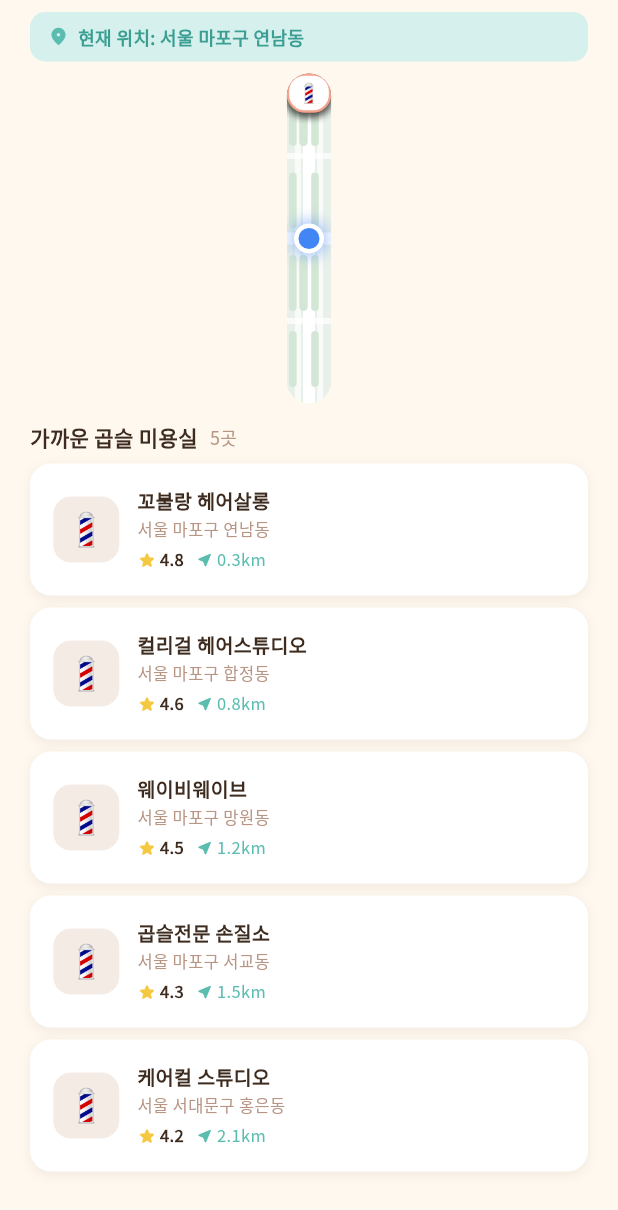
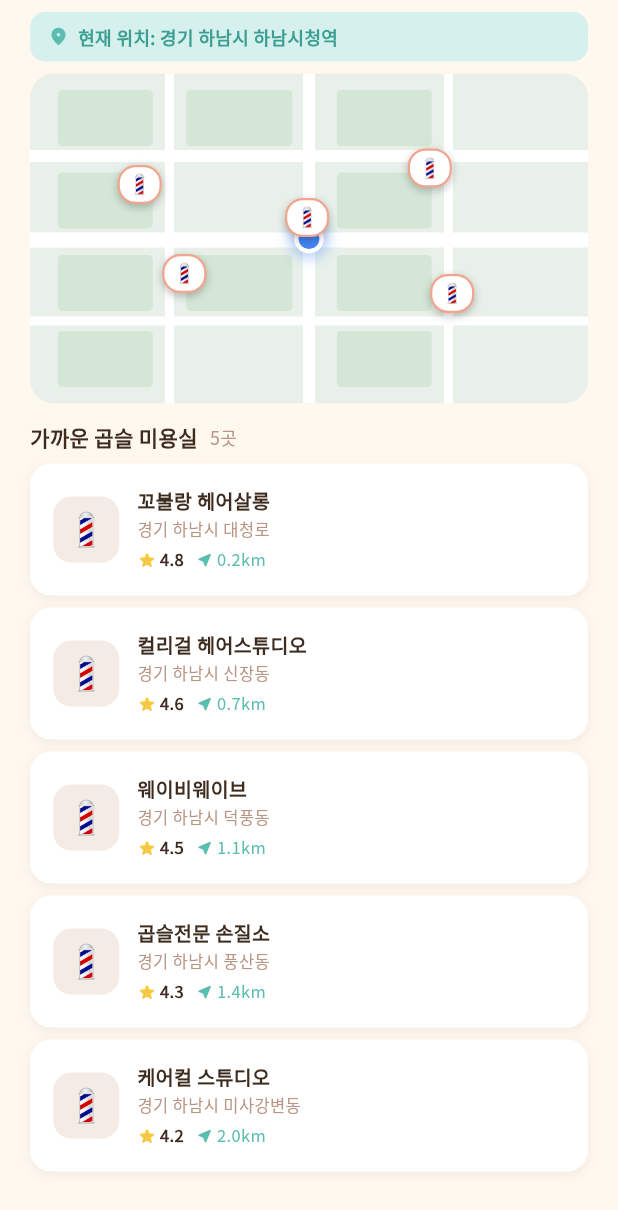
Before and after one commit to gayeoniee/kkobulang, a Flutter app: the _SalonView widget shown alone on an empty page, opened directly, on a phone screen of 412 x 824 dp. Shown: the top 1210 px of the screen. Run offline on Flutter 3.47's test engine with Material 3 defaults, Android fonts, the light colour scheme and no system bars; our stand-ins replace google_fonts; missing offline and left inert: dart:js_interop.

Commit message:
미용실 지도 수정

```diff
--- a/lib/pages/community_page.dart
+++ b/lib/pages/community_page.dart
@@ -42,13 +42,13 @@ Color postTypeColor(String type) {
   }
 }
 
-// 미용실 샘플 데이터
+// 미용실 샘플 데이터 (하남시 기준)
 const _salonList = [
-  (name: '꼬불랑 헤어살롱', dist: '0.3km', address: '서울 마포구 연남동', rating: 4.8, nx: 0.50, ny: 0.45),
-  (name: '컬리걸 헤어스튜디오', dist: '0.8km', address: '서울 마포구 합정동', rating: 4.6, nx: 0.28, ny: 0.62),
-  (name: '웨이비웨이브', dist: '1.2km', address: '서울 마포구 망원동', rating: 4.5, nx: 0.72, ny: 0.30),
-  (name: '곱슬전문 손질소', dist: '1.5km', address: '서울 마포구 서교동', rating: 4.3, nx: 0.20, ny: 0.35),
-  (name: '케어컬 스튜디오', dist: '2.1km', address: '서울 서대문구 홍은동', rating: 4.2, nx: 0.76, ny: 0.68),
+  (name: '꼬불랑 헤어살롱', dist: '0.2km', address: '경기 하남시 대청로', rating: 4.8, nx: 0.50, ny: 0.45),
+  (name: '컬리걸 헤어스튜디오', dist: '0.7km', address: '경기 하남시 신장동', rating: 4.6, nx: 0.28, ny: 0.62),
+  (name: '웨이비웨이브', dist: '1.1km', address: '경기 하남시 덕풍동', rating: 4.5, nx: 0.72, ny: 0.30),
+  (name: '곱슬전문 손질소', dist: '1.4km', address: '경기 하남시 풍산동', rating: 4.3, nx: 0.20, ny: 0.35),
+  (name: '케어컬 스튜디오', dist: '2.0km', address: '경기 하남시 미사강변동', rating: 4.2, nx: 0.76, ny: 0.68),
 ];
 
 class CommunityPage extends StatefulWidget {
@@ -263,7 +263,7 @@ class _SalonViewState extends State<_SalonView> {
         child: Row(children: [
           const Icon(Icons.location_on_rounded, size: 14, color: AppColors.teal),
           const SizedBox(width: 6),
-          Text('현재 위치: 서울 마포구 연남동',
+          Text('현재 위치: 경기 하남시 하남시청역',
             style: GoogleFonts.notoSansKr(fontSize: 12, fontWeight: FontWeight.w600, color: AppColors.tealDark)),
         ]),
       ),
@@ -276,54 +276,94 @@ class _SalonViewState extends State<_SalonView> {
           borderRadius: BorderRadius.circular(16),
           child: SizedBox(
             height: 220,
-            child: Stack(
-              children: [
+            width: double.infinity,
+            child: LayoutBuilder(builder: (context, constraints) {
+              final w = constraints.maxWidth;
+              const h = 220.0;
+              return Stack(children: [
                 // 지도 배경
-                Positioned.fill(
-                  child: CustomPaint(painter: _FakeMapPainter()),
+                Container(width: w, height: h, color: const Color(0xFFE8F0E9)),
+                // 가로 도로
+                Positioned(top: h * 0.25 - 4, left: 0, right: 0, child: Container(height: 8, color: Colors.white)),
+                Positioned(top: h * 0.50 - 4, left: 0, right: 0, child: Container(height: 10, color: Colors.white)),
+                Positioned(top: h * 0.75 - 3, left: 0, right: 0, child: Container(height: 6, color: Colors.white)),
+                // 세로 도로
+                Positioned(left: w * 0.25 - 3, top: 0, bottom: 0, child: Container(width: 6, color: Colors.white)),
+                Positioned(left: w * 0.50 - 4, top: 0, bottom: 0, child: Container(width: 8, color: Colors.white)),
+                Positioned(left: w * 0.75 - 3, top: 0, bottom: 0, child: Container(width: 6, color: Colors.white)),
+                // 블록들
+                for (final r in [
+                  Rect.fromLTWH(w*0.05, h*0.05, w*0.17, h*0.17),
+                  Rect.fromLTWH(w*0.28, h*0.05, w*0.19, h*0.17),
+                  Rect.fromLTWH(w*0.55, h*0.05, w*0.17, h*0.17),
+                  Rect.fromLTWH(w*0.05, h*0.30, w*0.17, h*0.17),
+                  Rect.fromLTWH(w*0.55, h*0.30, w*0.17, h*0.17),
+                  Rect.fromLTWH(w*0.05, h*0.55, w*0.17, h*0.17),
+                  Rect.fromLTWH(w*0.28, h*0.55, w*0.19, h*0.17),
+                  Rect.fromLTWH(w*0.55, h*0.55, w*0.17, h*0.17),
+                  Rect.fromLTWH(w*0.05, h*0.78, w*0.17, h*0.17),
+                  Rect.fromLTWH(w*0.55, h*0.78, w*0.17, h*0.17),
+                ])
+                  Positioned(
+                    left: r.left, top: r.top,
+                    child: Container(
+                      width: r.width, height: r.height,
+                      decoration: BoxDecoration(
+                        color: const Color(0xFFD4E6D5),
+                        borderRadius: BorderRadius.circular(3),
                       ),
-                // 현위치 핀
-                const Positioned(
-                  left: 0, right: 0, top: 0, bottom: 0,
-                  child: _CurrentLocationPin(),
+                    ),
+                  ),
+                // 현위치 파란 점 (중앙)
+                Positioned(
+                  left: w * 0.5 - 10, top: h * 0.5 - 10,
+                  child: Container(
+                    width: 20, height: 20,
+                    decoration: BoxDecoration(
+                      color: const Color(0xFF4285F4),
+                      shape: BoxShape.circle,
+                      border: Border.all(color: Colors.white, width: 3),
+                      boxShadow: [BoxShadow(color: const Color(0xFF4285F4).withValues(alpha: 0.5), blurRadius: 8, spreadRadius: 2)],
+                    ),
+                  ),
                 ),
                 // 미용실 핀들
-                for (int i = 0; i < _salonList.length; i++)
-                  LayoutBuilder(builder: (context, constraints) {
-                    final salon = _salonList[i];
-                    final x = constraints.maxWidth * salon.nx - 16;
-                    final y = 220 * salon.ny - 16;
-                    final isSelected = _selectedIndex == i;
-                    return Positioned(
-                      left: x, top: y,
+                for (int i = 0; i < _salonList.length; i++) ...[
+                  Positioned(
+                    left: w * _salonList[i].nx - 16,
+                    top: h * _salonList[i].ny - 16,
                     child: GestureDetector(
                       onTap: () => setState(() => _selectedIndex = i),
                       child: AnimatedContainer(
                         duration: const Duration(milliseconds: 200),
-                          padding: EdgeInsets.symmetric(horizontal: isSelected ? 8 : 5, vertical: isSelected ? 4 : 2),
+                        padding: EdgeInsets.symmetric(
+                          horizontal: _selectedIndex == i ? 8 : 5,
+                          vertical: _selectedIndex == i ? 4 : 2,
+                        ),
                         decoration: BoxDecoration(
-                            color: isSelected ? AppColors.peach : Colors.white,
+                          color: _selectedIndex == i ? AppColors.peach : Colors.white,
                           borderRadius: BorderRadius.circular(12),
+                          border: _selectedIndex == i ? null : Border.all(color: AppColors.peach, width: 1.5),
                           boxShadow: [BoxShadow(
-                              color: (isSelected ? AppColors.peach : Colors.black).withValues(alpha: 0.25),
-                              blurRadius: isSelected ? 8 : 4, offset: const Offset(0, 2),
+                            color: (_selectedIndex == i ? AppColors.peach : Colors.black).withValues(alpha: 0.25),
+                            blurRadius: _selectedIndex == i ? 8 : 4,
+                            offset: const Offset(0, 2),
                           )],
-                            border: isSelected ? null : Border.all(color: AppColors.peach, width: 1.5),
                         ),
                         child: Text(
-                            isSelected ? salon.name : '💈',
+                          _selectedIndex == i ? _salonList[i].name : '💈',
                           style: GoogleFonts.notoSansKr(
-                              fontSize: isSelected ? 10 : 13,
+                            fontSize: _selectedIndex == i ? 10 : 13,
                             fontWeight: FontWeight.w700,
-                              color: isSelected ? Colors.white : AppColors.peach,
+                            color: _selectedIndex == i ? Colors.white : AppColors.peach,
                           ),
                         ),
                       ),
                     ),
-                    );
+                  ),
+                ],
+              ]);
             }),
-              ],
-            ),
           ),
         ),
       ),
@@ -402,72 +442,6 @@ class _SalonViewState extends State<_SalonView> {
   }
 }
 
-// 현위치 핀 (화면 중앙)
-class _CurrentLocationPin extends StatelessWidget {
-  const _CurrentLocationPin();
-  @override
-  Widget build(BuildContext context) => Center(
-    child: Column(mainAxisSize: MainAxisSize.min, children: [
-      Container(
-        width: 20, height: 20,
-        decoration: BoxDecoration(
-          color: const Color(0xFF4285F4),
-          shape: BoxShape.circle,
-          border: Border.all(color: Colors.white, width: 3),
-          boxShadow: [BoxShadow(color: const Color(0xFF4285F4).withValues(alpha: 0.5), blurRadius: 8, spreadRadius: 2)],
-        ),
-      ),
-    ]),
-  );
-}
-
-// 가짜 지도 배경 그리기
-class _FakeMapPainter extends CustomPainter {
-  @override
-  void paint(Canvas canvas, Size size) {
-    // 배경
-    canvas.drawRect(Rect.fromLTWH(0, 0, size.width, size.height),
-      Paint()..color = const Color(0xFFE8F0E9));
-
-    final roadPaint = Paint()
-      ..color = Colors.white
-      ..strokeWidth = 8
-      ..strokeCap = StrokeCap.round;
-
-    final minorRoadPaint = Paint()
-      ..color = Colors.white.withValues(alpha: 0.7)
-      ..strokeWidth = 4;
-
-    // 메인 도로들
-    canvas.drawLine(Offset(0, size.height * 0.5), Offset(size.width, size.height * 0.5), roadPaint);
-    canvas.drawLine(Offset(size.width * 0.5, 0), Offset(size.width * 0.5, size.height), roadPaint);
-    canvas.drawLine(Offset(0, size.height * 0.25), Offset(size.width, size.height * 0.25), minorRoadPaint);
-    canvas.drawLine(Offset(0, size.height * 0.75), Offset(size.width, size.height * 0.75), minorRoadPaint);
-    canvas.drawLine(Offset(size.width * 0.25, 0), Offset(size.width * 0.25, size.height), minorRoadPaint);
-    canvas.drawLine(Offset(size.width * 0.75, 0), Offset(size.width * 0.75, size.height), minorRoadPaint);
-
-    // 블록들
-    final blockPaint = Paint()..color = const Color(0xFFD4E6D5);
-    final blocks = [
-      Rect.fromLTWH(size.width * 0.05, size.height * 0.05, size.width * 0.17, size.height * 0.17),
-      Rect.fromLTWH(size.width * 0.28, size.height * 0.05, size.width * 0.19, size.height * 0.17),
-      Rect.fromLTWH(size.width * 0.55, size.height * 0.05, size.width * 0.17, size.height * 0.17),
-      Rect.fromLTWH(size.width * 0.05, size.height * 0.3, size.width * 0.17, size.height * 0.17),
-      Rect.fromLTWH(size.width * 0.55, size.height * 0.3, size.width * 0.17, size.height * 0.17),
-      Rect.fromLTWH(size.width * 0.05, size.height * 0.55, size.width * 0.17, size.height * 0.17),
-      Rect.fromLTWH(size.width * 0.28, size.height * 0.55, size.width * 0.19, size.height * 0.17),
-      Rect.fromLTWH(size.width * 0.55, size.height * 0.55, size.width * 0.17, size.height * 0.17),
-      Rect.fromLTWH(size.width * 0.05, size.height * 0.78, size.width * 0.17, size.height * 0.17),
-      Rect.fromLTWH(size.width * 0.55, size.height * 0.78, size.width * 0.17, size.height * 0.17),
-    ];
-    for (final b in blocks) {
-      canvas.drawRRect(RRect.fromRectAndRadius(b, const Radius.circular(3)), blockPaint);
-    }
-  }
-
-  @override
-  bool shouldRepaint(_FakeMapPainter old) => false;
-}
 
 // ── Post Card ──────────────────────────────────────────────────────────────
 class _PostCard extends StatefulWidget {
```
Lines whose indentation alone changed are shown as unchanged.
